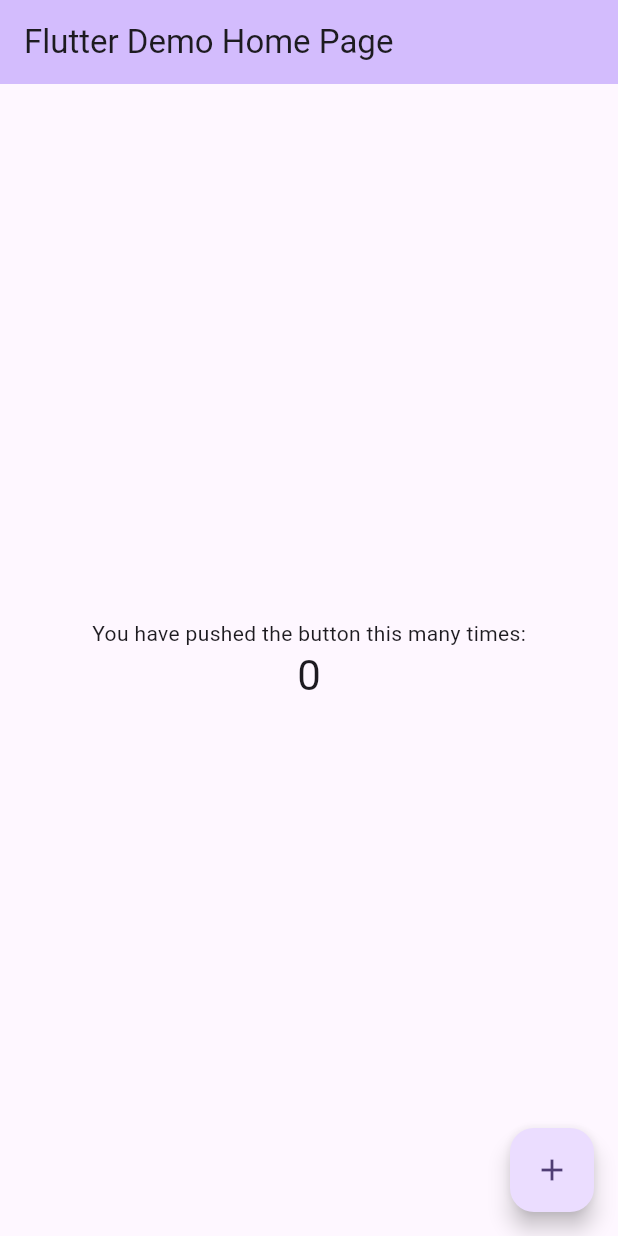
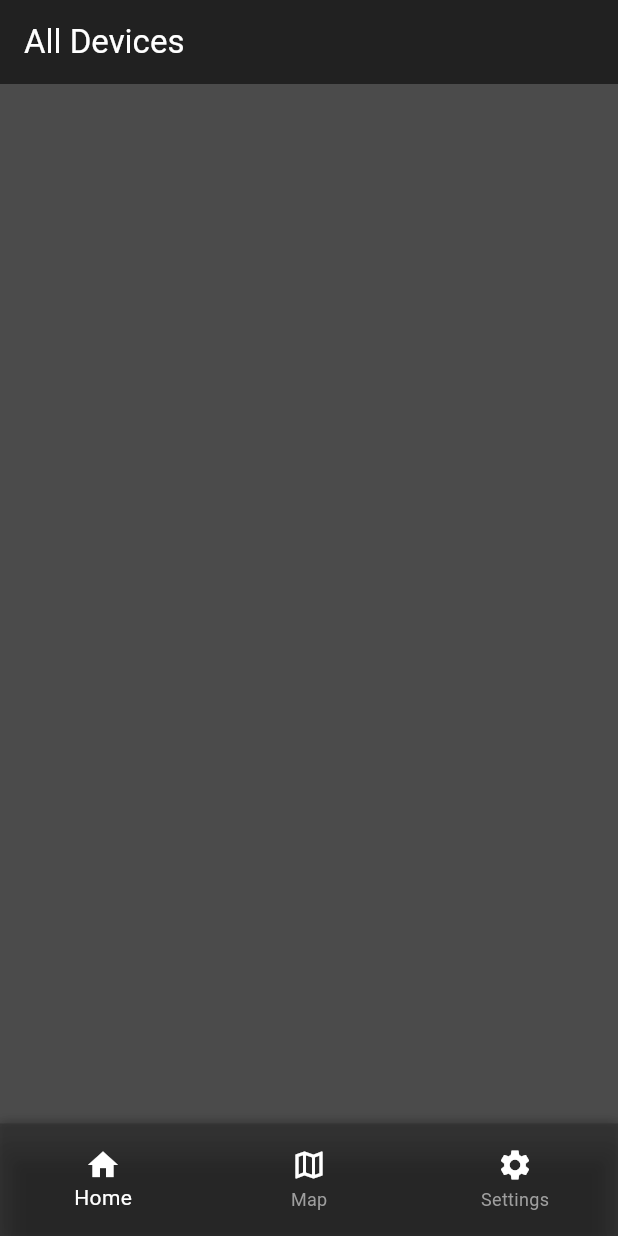
Before and after one commit to tobiassng/speedpilot, a Flutter app: the screen it shows after launch, on a phone screen of 412 x 824 dp. Run offline on Flutter 3.47's test engine with Material 3 defaults, Android fonts, the phone set to English and light mode, and no system bars.

Commit message:
starting page navigation bar added

```diff
--- a/lib/main.dart
+++ b/lib/main.dart
@@ -1,125 +1,16 @@
 import 'package:flutter/material.dart';
+import './starting_page/starting_page.dart';
 
 void main() {
-  runApp(const MyApp());
+  runApp(MyApp());
 }
 
 class MyApp extends StatelessWidget {
-  const MyApp({super.key});
-
-  // This widget is the root of your application.
   @override
   Widget build(BuildContext context) {
     return MaterialApp(
-      title: 'Flutter Demo',
-      theme: ThemeData(
-        // This is the theme of your application.
-        //
-        // TRY THIS: Try running your application with "flutter run". You'll see
-        // the application has a purple toolbar. Then, without quitting the app,
-        // try changing the seedColor in the colorScheme below to Colors.green
-        // and then invoke "hot reload" (save your changes or press the "hot
-        // reload" button in a Flutter-supported IDE, or press "r" if you used
-        // the command line to start the app).
-        //
-        // Notice that the counter didn't reset back to zero; the application
-        // state is not lost during the reload. To reset the state, use hot
-        // restart instead.
-        //
-        // This works for code too, not just values: Most code changes can be
-        // tested with just a hot reload.
-        colorScheme: ColorScheme.fromSeed(seedColor: Colors.deepPurple),
-        useMaterial3: true,
-      ),
-      home: const MyHomePage(title: 'Flutter Demo Home Page'),
+      debugShowCheckedModeBanner: false,
+      home: StartingPage(),
     );
   }
 }
-
-class MyHomePage extends StatefulWidget {
-  const MyHomePage({super.key, required this.title});
-
-  // This widget is the home page of your application. It is stateful, meaning
-  // that it has a State object (defined below) that contains fields that affect
-  // how it looks.
-
-  // This class is the configuration for the state. It holds the values (in this
-  // case the title) provided by the parent (in this case the App widget) and
-  // used by the build method of the State. Fields in a Widget subclass are
-  // always marked "final".
-
-  final String title;
-
-  @override
-  State<MyHomePage> createState() => _MyHomePageState();
-}
-
-class _MyHomePageState extends State<MyHomePage> {
-  int _counter = 0;
-
-  void _incrementCounter() {
-    setState(() {
-      // This call to setState tells the Flutter framework that something has
-      // changed in this State, which causes it to rerun the build method below
-      // so that the display can reflect the updated values. If we changed
-      // _counter without calling setState(), then the build method would not be
-      // called again, and so nothing would appear to happen.
-      _counter++;
-    });
-  }
-
-  @override
-  Widget build(BuildContext context) {
-    // This method is rerun every time setState is called, for instance as done
-    // by the _incrementCounter method above.
-    //
-    // The Flutter framework has been optimized to make rerunning build methods
-    // fast, so that you can just rebuild anything that needs updating rather
-    // than having to individually change instances of widgets.
-    return Scaffold(
-      appBar: AppBar(
-        // TRY THIS: Try changing the color here to a specific color (to
-        // Colors.amber, perhaps?) and trigger a hot reload to see the AppBar
-        // change color while the other colors stay the same.
-        backgroundColor: Theme.of(context).colorScheme.inversePrimary,
-        // Here we take the value from the MyHomePage object that was created by
-        // the App.build method, and use it to set our appbar title.
-        title: Text(widget.title),
-      ),
-      body: Center(
-        // Center is a layout widget. It takes a single child and positions it
-        // in the middle of the parent.
-        child: Column(
-          // Column is also a layout widget. It takes a list of children and
-          // arranges them vertically. By default, it sizes itself to fit its
-          // children horizontally, and tries to be as tall as its parent.
-          //
-          // Column has various properties to control how it sizes itself and
-          // how it positions its children. Here we use mainAxisAlignment to
-          // center the children vertically; the main axis here is the vertical
-          // axis because Columns are vertical (the cross axis would be
-          // horizontal).
-          //
-          // TRY THIS: Invoke "debug painting" (choose the "Toggle Debug Paint"
-          // action in the IDE, or press "p" in the console), to see the
-          // wireframe for each widget.
-          mainAxisAlignment: MainAxisAlignment.center,
-          children: <Widget>[
-            const Text(
-              'You have pushed the button this many times:',
-            ),
-            Text(
-              '$_counter',
-              style: Theme.of(context).textTheme.headlineMedium,
-            ),
-          ],
-        ),
-      ),
-      floatingActionButton: FloatingActionButton(
-        onPressed: _incrementCounter,
-        tooltip: 'Increment',
-        child: const Icon(Icons.add),
-      ), // This trailing comma makes auto-formatting nicer for build methods.
-    );
-  }
-}
--- /dev/null
+++ b/lib/starting_page/features/navigationbar.dart
@@ -0,0 +1,39 @@
+import 'package:flutter/material.dart';
+
+class BottomNavigation extends StatelessWidget {
+  @override
+  Widget build(BuildContext context) {
+    return Container(
+      height: 75,
+      decoration: BoxDecoration(
+        color:
+            const Color.fromARGB(200, 50, 50, 50), // Setze die Hintergrundfarbe
+        boxShadow: [
+          BoxShadow(
+            color: Colors.black26,
+            offset: Offset(0, -1),
+            blurRadius: 5,
+          ),
+        ],
+      ),
+      child: BottomNavigationBar(
+        items: const [
+          BottomNavigationBarItem(
+              icon: Icon(Icons.home, color: Colors.white), label: "Home"),
+          BottomNavigationBarItem(
+            icon: Icon(Icons.map_outlined, color: Colors.white),
+            label: "Map",
+          ),
+          BottomNavigationBarItem(
+              icon: Icon(Icons.settings, color: Colors.white),
+              label: "Settings"),
+        ],
+        backgroundColor: Colors
+            .transparent, // Transparent, da Hintergrundfarbe im Container gesetzt wird
+        selectedItemColor: Colors.white, // Farbe des ausgewählten Elements
+        unselectedItemColor:
+            Colors.grey, // Farbe der nicht ausgewählten Elemente
+      ),
+    );
+  }
+}
--- /dev/null
+++ b/lib/starting_page/starting_page.dart
@@ -0,0 +1,17 @@
+import 'package:flutter/material.dart';
+import './features/navigationbar.dart';
+
+class StartingPage extends StatelessWidget {
+  @override
+  Widget build(BuildContext context) {
+    return Scaffold(
+      bottomNavigationBar: BottomNavigation(),
+      appBar: AppBar(
+          title: Text('All Devices', style: TextStyle(color: Colors.white)),
+          backgroundColor: Colors.grey.shade900),
+
+      backgroundColor: const Color.fromARGB(
+          200, 25, 25, 25), // Hintergrundfarbe des Scaffold
+    );
+  }
+}
--- a/pubspec.yaml
+++ b/pubspec.yaml
@@ -30,6 +30,7 @@ environment:
 dependencies:
   flutter:
     sdk: flutter
+  syncfusion_flutter_gauges: ^28.2.4
 
   # The following adds the Cupertino Icons font to your application.
   # Use with the CupertinoIcons class for iOS style icons.
```
Also changed, not shown: pubspec.lock.
